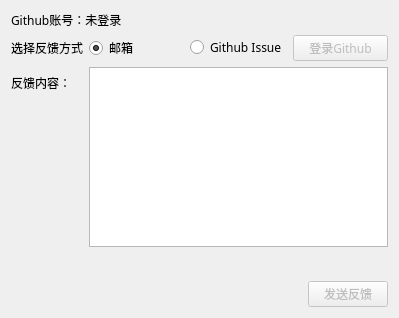
Old version of the form feedback.ui in the repository LYXOfficial/uClock.
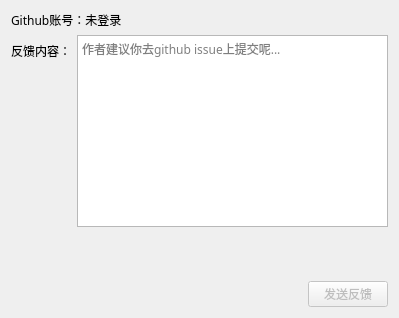
New version of the form.

Patch:
```diff
--- a/feedback.ui
+++ b/feedback.ui
@@ -61,52 +61,18 @@
    <item row="2" column="0" colspan="2">
     <layout class="QFormLayout" name="formLayout">
      <item row="0" column="0">
-      <widget class="QLabel" name="label">
-       <property name="text">
-        <string>选择反馈方式</string>
-       </property>
-      </widget>
-     </item>
-     <item row="0" column="1">
-      <layout class="QHBoxLayout" name="horizontalLayout">
-       <item>
-        <widget class="QRadioButton" name="radioButton">
-         <property name="text">
-          <string>邮箱</string>
-         </property>
-         <property name="checked">
-          <bool>true</bool>
-         </property>
-        </widget>
-       </item>
-       <item>
-        <widget class="QRadioButton" name="radioButton_2">
-         <property name="text">
-          <string>Github Issue</string>
-         </property>
-        </widget>
-       </item>
-       <item>
-        <widget class="QPushButton" name="pushButton">
-         <property name="enabled">
-          <bool>false</bool>
-         </property>
-         <property name="text">
-          <string>登录Github</string>
-         </property>
-        </widget>
-       </item>
-      </layout>
-     </item>
-     <item row="1" column="0">
       <widget class="QLabel" name="label_3">
        <property name="text">
         <string>反馈内容：</string>
        </property>
       </widget>
      </item>
-     <item row="1" column="1">
-      <widget class="QTextEdit" name="textEdit"/>
+     <item row="0" column="1">
+      <widget class="QTextEdit" name="textEdit">
+       <property name="placeholderText">
+        <string>作者建议你去github issue上提交呢...</string>
+       </property>
+      </widget>
      </item>
     </layout>
    </item>
```
Left out of the diff: 35 changed lines with no effect on the pictures.
